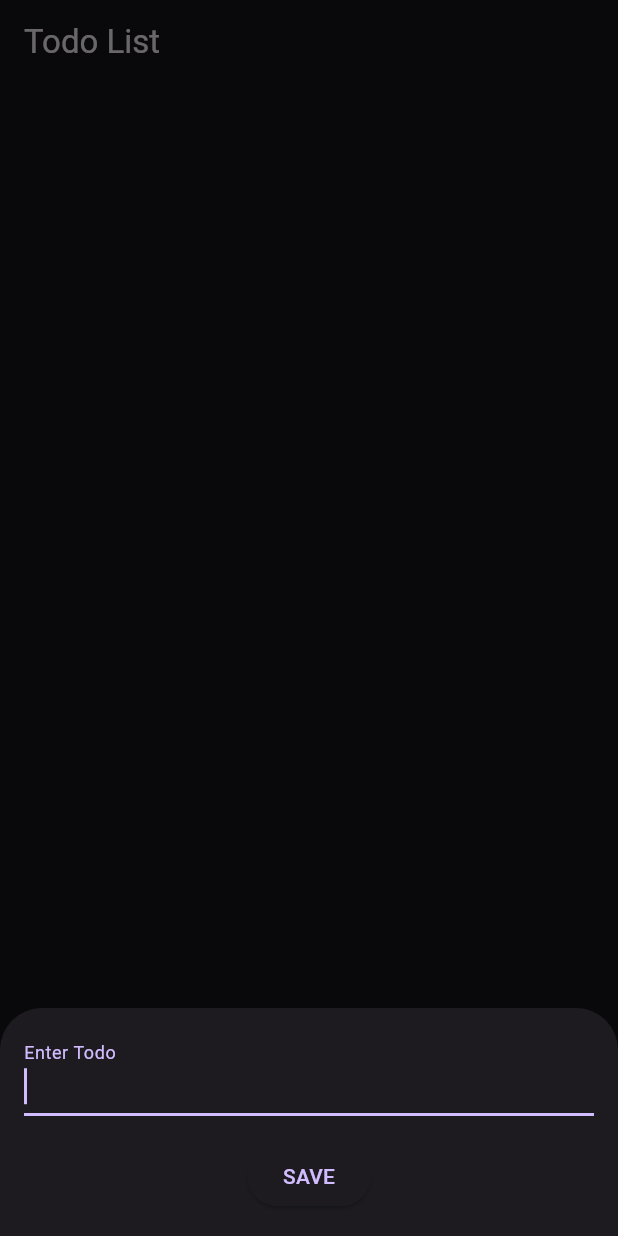
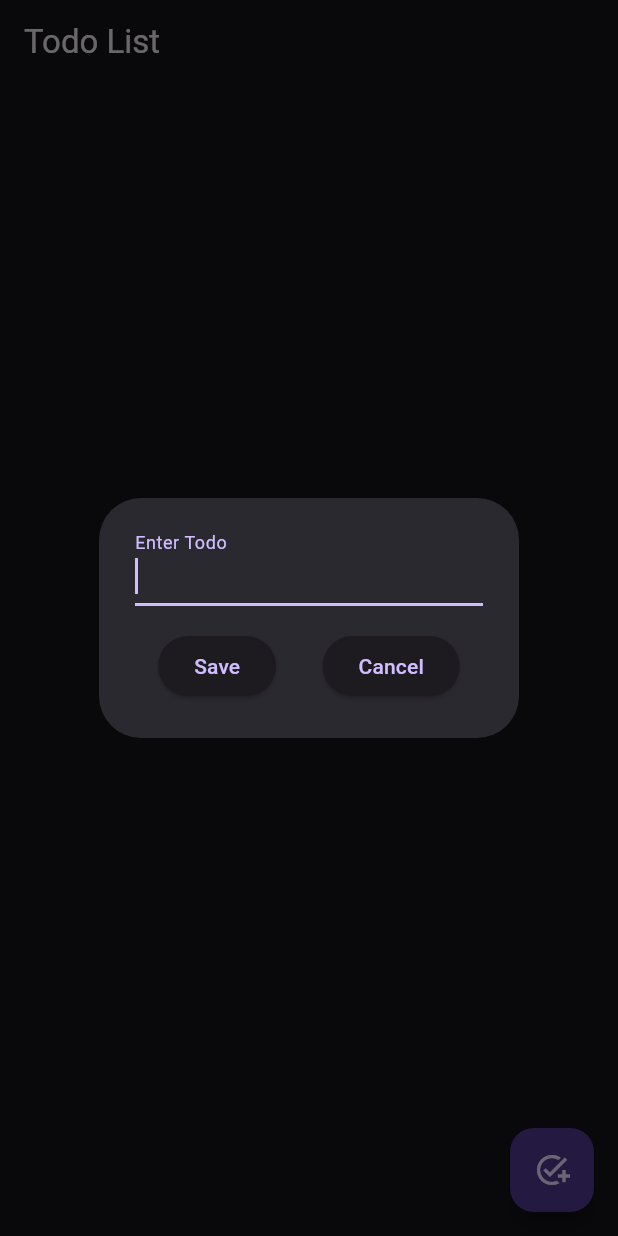
Before and after one commit to Jalambo-Dev/shared_preferences_flutter_tutorial, a Flutter app: the screen it shows after launch, after a tap on the "add task" icon, on a phone screen of 412 x 824 dp. Run offline on Flutter 3.47's test engine with Material 3 defaults, Android fonts, the phone set to English and light mode, and no system bars; our stand-ins replace get_it, shared_preferences.

Commit message:
Refactor cache management by moving CacheHelper and Service Locator to a helper directory; update HomeScreen to reflect new imports and improve todo functionality

```diff
--- /dev/null
+++ b/todo_list_with_shared_pref/devtools_options.yaml
@@ -0,0 +1,3 @@
+description: This file stores settings for Dart & Flutter DevTools.
+documentation: https://docs.flutter.dev/tools/devtools/extensions#configure-extension-enablement-states
+extensions:
--- a/todo_list_with_shared_pref/lib/service_locator.dart
+++ b/todo_list_with_shared_pref/lib/helper/service_locator.dart
@@ -1,5 +1,5 @@
 import 'package:get_it/get_it.dart';
-import 'package:todo_list_with_shared_pref/cache_helper.dart';
+import 'package:todo_list_with_shared_pref/helper/cache_helper.dart';
 
 final getIt = GetIt.instance;
 
--- a/todo_list_with_shared_pref/lib/home_screen.dart
+++ b/todo_list_with_shared_pref/lib/home_screen.dart
@@ -1,6 +1,6 @@
 import 'package:flutter/material.dart';
-import 'package:todo_list_with_shared_pref/cache_helper.dart';
-import 'package:todo_list_with_shared_pref/service_locator.dart';
+import 'package:todo_list_with_shared_pref/helper/cache_helper.dart';
+import 'package:todo_list_with_shared_pref/helper/service_locator.dart';
 
 class HomeScreen extends StatefulWidget {
   const HomeScreen({super.key});
@@ -12,22 +12,21 @@ class HomeScreen extends StatefulWidget {
 class _HomeScreenState extends State<HomeScreen> {
   late TextEditingController todoController;
   String todo = '';
-  List<String> todos = []; // Initialize as empty list
+  List<String> todos = [];
 
   @override
   void initState() {
     super.initState();
     todoController = TextEditingController();
-    _loadTodos(); // Load todos from SharedPreferences
+    _loadTodos();
   }
 
   /// Load todos from SharedPreferences
   void _loadTodos() async {
     final cachedTodos =
         getIt<CacheHelper>().getData<List<String>>(key: 'todos');
-    setState(() {
-      todos = cachedTodos ?? []; // Use cached todos or an empty list if null
-    });
+
+    setState(() => todos = cachedTodos ?? []);
   }
 
   /// Add a new todo
@@ -35,11 +34,10 @@ class _HomeScreenState extends State<HomeScreen> {
     final newTodo = todoController.text.trim();
     if (newTodo.isNotEmpty) {
       setState(() {
-        todos.add(newTodo); // Add the new todo to the list
+        todos.add(newTodo);
       });
       todoController.clear();
-      await getIt<CacheHelper>()
-          .saveData(key: 'todos', value: todos); // Save the updated list
+      await getIt<CacheHelper>().saveData(key: 'todos', value: todos);
     }
   }
 
@@ -52,39 +50,35 @@ class _HomeScreenState extends State<HomeScreen> {
         itemBuilder: (context, index) {
           return Card(
             child: ListTile(
-              leading: IconButton(
+              title: Text(todos[index]),
+              trailing: IconButton(
                 onPressed: () {
-                  // Toggle todo completion (optional)
+                  setState(() => todos.removeAt(index));
+                  getIt<CacheHelper>()
+                      .saveData<List<String>>(key: 'todos', value: todos);
                 },
-                icon: const Icon(Icons.check_box_outline_blank),
+                icon: const Icon(Icons.delete),
               ),
-              title: Text(todos[index]),
             ),
           );
         },
       ),
       floatingActionButton: FloatingActionButton(
         onPressed: () {
-          _showTaskBottomSheet(context);
+          _showTaskDialog(context);
         },
         child: const Icon(Icons.add_task_sharp),
       ),
     );
   }
 
-  /// Show the bottom sheet for adding a new todo
-  void _showTaskBottomSheet(BuildContext context) {
-    showModalBottomSheet(
+  /// Show the di for adding a new todo
+  void _showTaskDialog(BuildContext context) {
+    showDialog(
       context: context,
-      isScrollControlled: true,
       builder: (BuildContext context) {
-        return Padding(
-          padding: EdgeInsets.only(
-            bottom: MediaQuery.of(context).viewInsets.bottom,
-          ),
-          child: Container(
-            padding: const EdgeInsets.all(16.0),
-            child: Column(
+        return AlertDialog(
+          content: Column(
             mainAxisSize: MainAxisSize.min,
             children: [
               TextField(
@@ -95,15 +89,23 @@ class _HomeScreenState extends State<HomeScreen> {
                 autofocus: true,
               ),
               const SizedBox(height: 16.0),
+              Row(
+                mainAxisAlignment: MainAxisAlignment.spaceAround,
+                children: [
                   ElevatedButton(
                     onPressed: () {
                       _addTodo();
                       Navigator.pop(context);
                     },
-                  child: const Text('SAVE'),
+                    child: const Text('Save'),
+                  ),
+                  ElevatedButton(
+                    onPressed: () => Navigator.pop(context),
+                    child: const Text('Cancel'),
                   ),
                 ],
               ),
+            ],
           ),
         );
       },
--- a/todo_list_with_shared_pref/lib/main.dart
+++ b/todo_list_with_shared_pref/lib/main.dart
@@ -1,7 +1,7 @@
 import 'package:flutter/material.dart';
-import 'package:todo_list_with_shared_pref/cache_helper.dart';
+import 'package:todo_list_with_shared_pref/helper/cache_helper.dart';
 import 'package:todo_list_with_shared_pref/home_screen.dart';
-import 'package:todo_list_with_shared_pref/service_locator.dart';
+import 'package:todo_list_with_shared_pref/helper/service_locator.dart';
 
 void main() async {
   WidgetsFlutterBinding.ensureInitialized();
```
Also changed, not shown: todo_list_with_shared_pref/lib/helper/cache_helper.dart (renamed from todo_list_with_shared_pref/lib/cache_helper.dart). Lines whose indentation alone changed are shown as unchanged.
